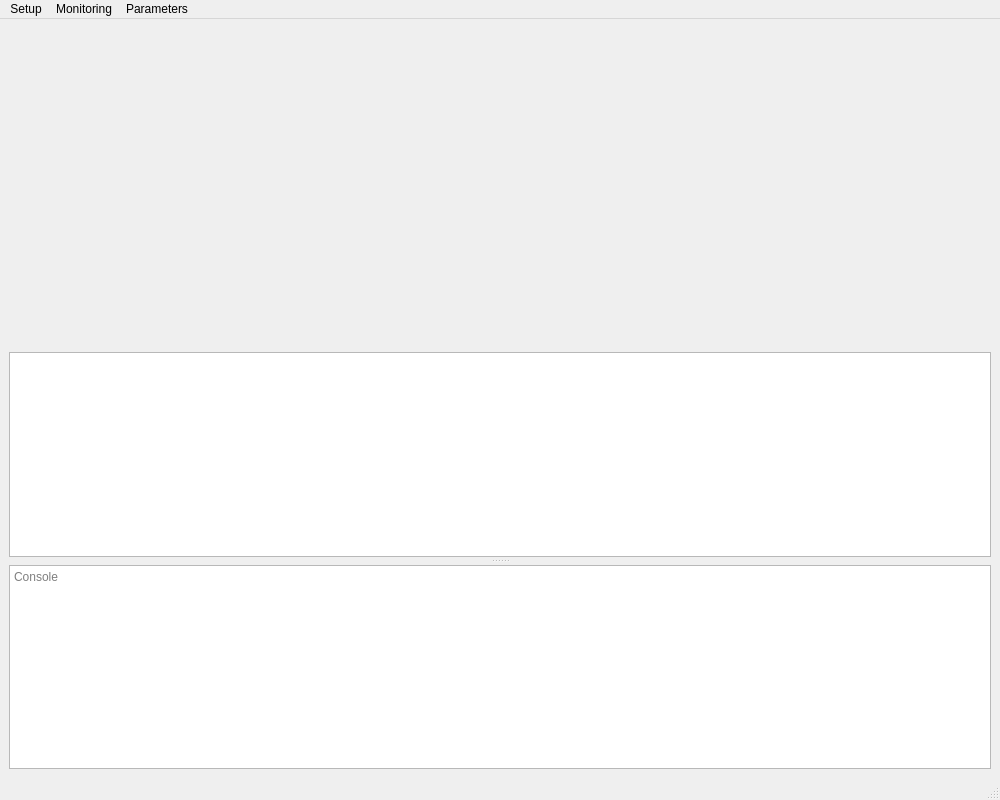
Above: gui/application/ui/main_window.ui from robin-mueller/miniseg before the change. Below: the same form after it.
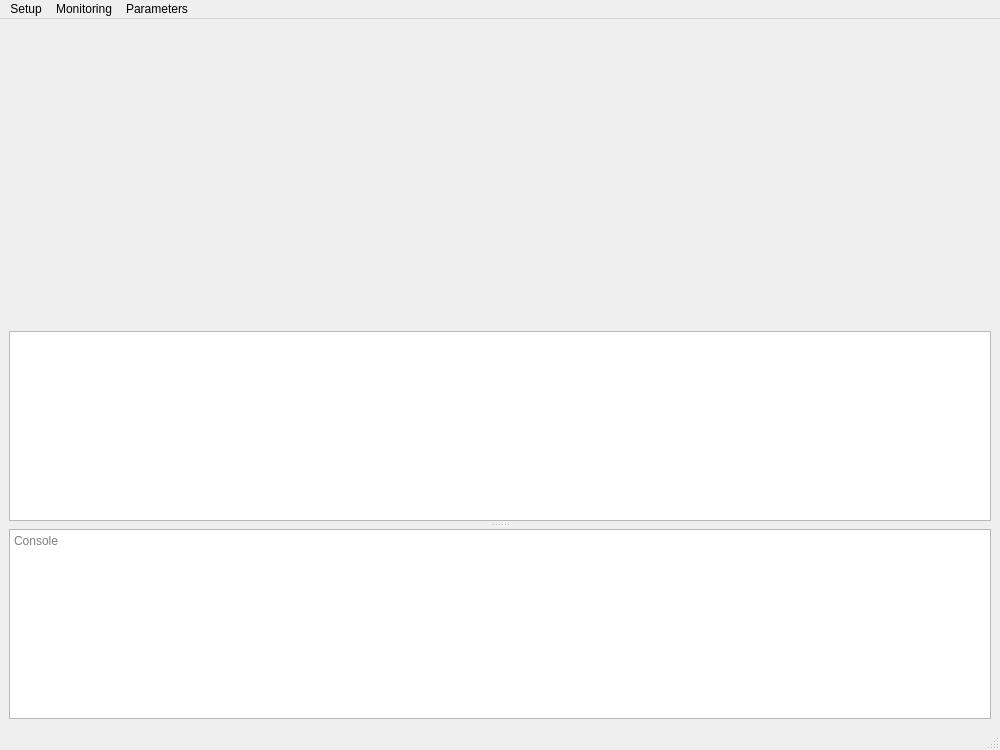
That is the form after the change. Custom widgets are drawn as their Qt base class.

```diff
--- a/gui/application/ui/main_window.ui
+++ b/gui/application/ui/main_window.ui
@@ -7,7 +7,7 @@
     <x>0</x>
     <y>0</y>
     <width>1000</width>
-    <height>800</height>
+    <height>750</height>
    </rect>
   </property>
   <property name="windowTitle">
```
